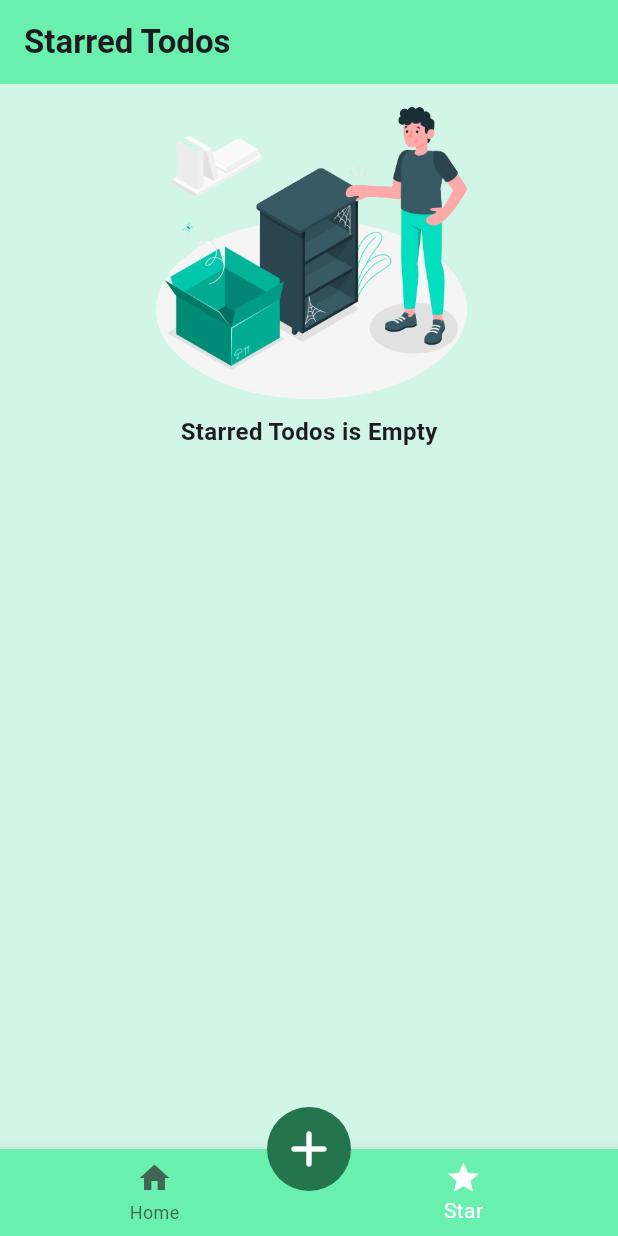
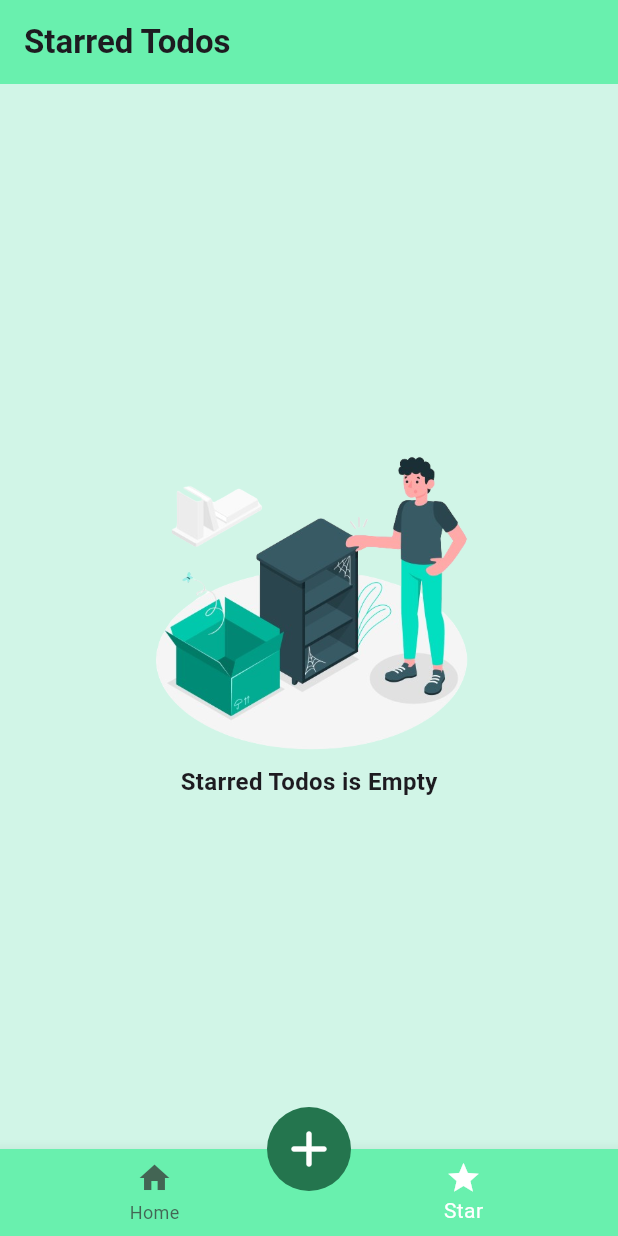
Before and after one commit to raihansyahrin/todolist-motion, a Flutter app: the screen it shows after launch, item 2 of the bottom bar chosen, on a phone screen of 412 x 824 dp. Run offline on Flutter 3.47's test engine with Material 3 defaults, Android fonts, the phone set to English and light mode, and no system bars; our stand-ins replace cloud_firestore, firebase_core; accounts and stored records are empty.

Commit message:
refactor: fix all import

```diff
--- a/lib/app/presentation/pages/starred_page.dart
+++ b/lib/app/presentation/pages/starred_page.dart
@@ -1,9 +1,8 @@
 import 'package:cloud_firestore/cloud_firestore.dart';
 import 'package:flutter/material.dart';
-import 'package:flutter/widgets.dart';
-import 'package:todolist_motion/app/data/models/todos_model.dart';
-import 'package:todolist_motion/app/presentation/controller/home_controller.dart';
-import 'package:todolist_motion/app/presentation/widget/todo_item_widget.dart';
+import '../../data/models/todos_model.dart';
+import '../controller/home_controller.dart';
+import '../widget/todo_item_widget.dart';
 
 class StarredPage extends StatelessWidget {
   const StarredPage({super.key});
@@ -83,6 +82,7 @@ class StarredPage extends StatelessWidget {
                       );
                     } else {
                       return Column(
+                        mainAxisAlignment: MainAxisAlignment.center,
                         children: [
                           Image.asset(
                             'assets/images/empty.png',
```
